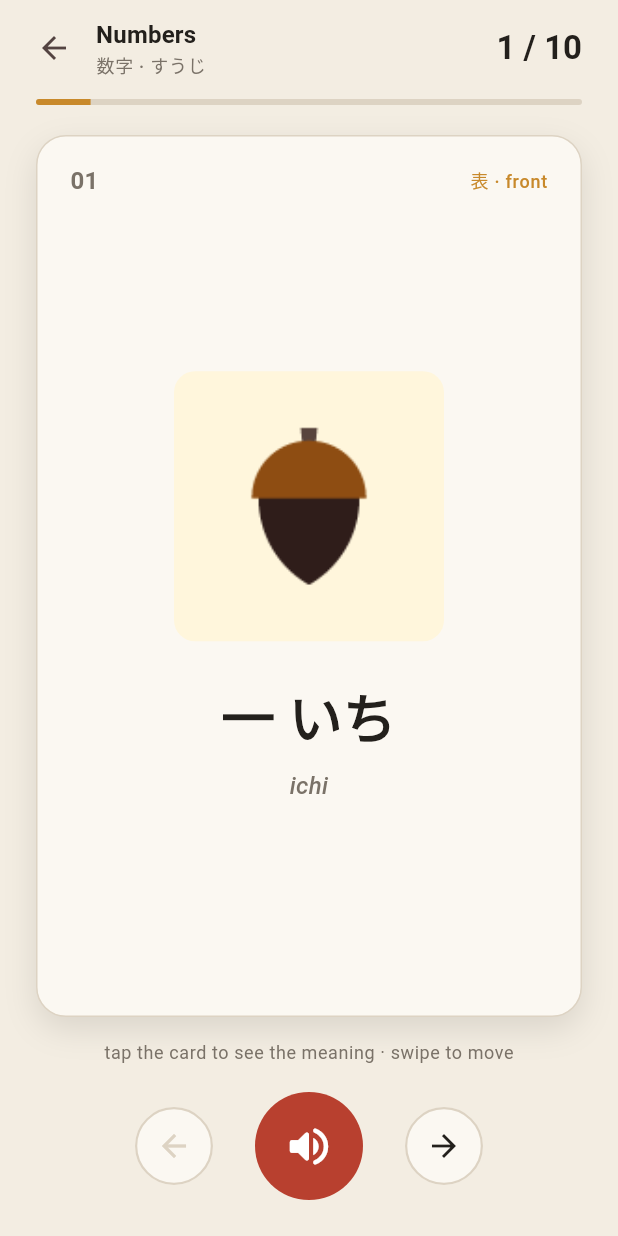
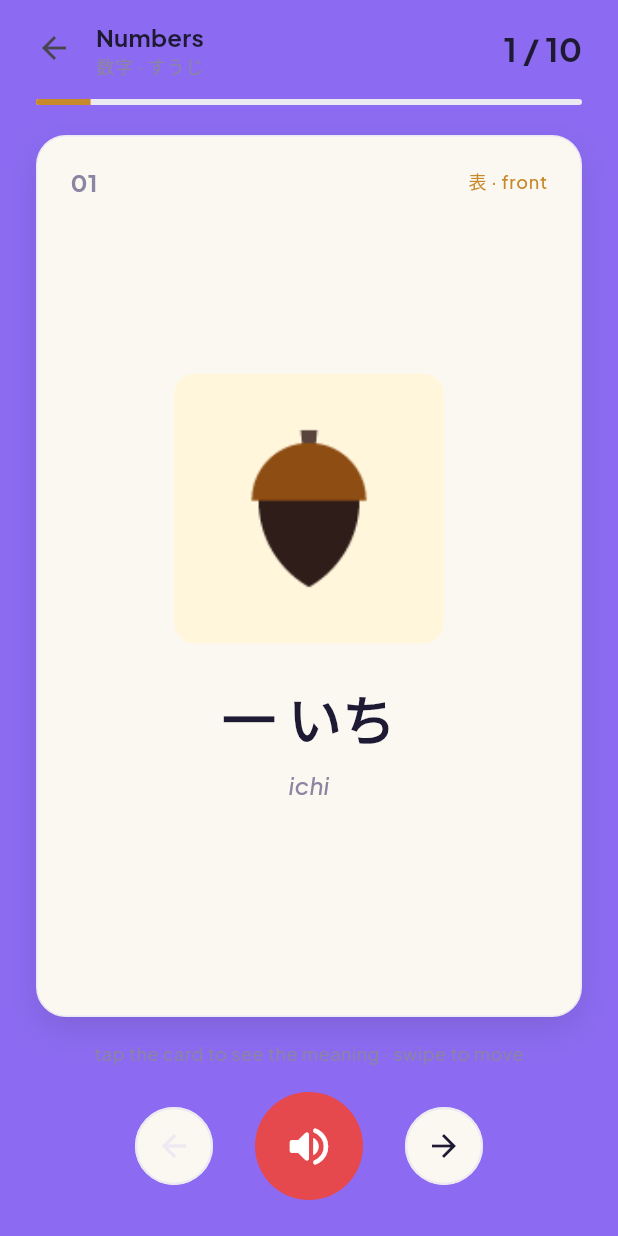
Before and after one commit to sirine2907/language_learning_app, a Flutter app: the screen it shows after launch, after a tap on an icon or button, on a phone screen of 412 x 824 dp. Run offline on Flutter 3.47's test engine with Material 3 defaults, Android fonts, the light colour scheme and no system bars; our stand-ins replace audioplayers, equatable, flutter_bloc, google_fonts, shared_preferences; Roboto replaces fonts that are missing (Shippori Mincho).

Commit message:
new purple theme and shared widgets for the lessons

```diff
--- a/lib/core/theme/app_colors.dart
+++ b/lib/core/theme/app_colors.dart
@@ -1,13 +1,30 @@
 import 'package:flutter/material.dart';
 
 class AppColors {
+  // purple background, goes from top to bottom
+  static const purpleTop = Color(0xFF8C6BF2);
+  static const purpleBottom = Color(0xFFB7A1F8);
+  static const purple = Color(0xFF7B5AF0);
+  static const purpleSoft = Color(0xFFEFEAFE);
+
+  static const white = Colors.white;
+  static const glass = Color(0x33FFFFFF);
+  static const glassLight = Color(0x1FFFFFFF);
+  static const whiteText = Color(0xDEFFFFFF);
+  static const whiteMuted = Color(0xB3FFFFFF);
+
+  static const ink = Color(0xFF1F1A33);
+  static const muted = Color(0xFF8A85A0);
+  static const line = Color(0xFFECE9F3);
+
+  static const green = Color(0xFF22A06B);
+  static const greenSoft = Color(0xFFE3F7EC);
+  static const red = Color(0xFFE5484D);
+  static const redSoft = Color(0xFFFDE8E8);
+
+  // old colors, still used by the deck page
   static const paper = Color(0xFFF3EDE2);
   static const card = Color(0xFFFBF8F2);
-  static const ink = Color(0xFF23201C);
-  static const muted = Color(0xFF7A7268);
-  static const line = Color(0xFFDDD3C3);
-  static const red = Color(0xFFB8402F);
   static const shadow = Color(0x1F23201C);
-  // the cream color behind the pictures, kept from the first version
   static const pictureBackground = Color(0xFFFFF6DC);
 }
--- a/lib/core/theme/app_theme.dart
+++ b/lib/core/theme/app_theme.dart
@@ -8,42 +8,32 @@ class AppTheme {
     final base = ThemeData(
       useMaterial3: true,
       colorScheme: ColorScheme.fromSeed(
-        seedColor: AppColors.red,
-        primary: AppColors.red,
-        surface: AppColors.card,
+        seedColor: AppColors.purple,
+        primary: AppColors.purple,
       ),
-      scaffoldBackgroundColor: AppColors.paper,
+      scaffoldBackgroundColor: AppColors.purpleTop,
     );
 
-    // Zen Kaku Gothic for normal text, Shippori Mincho for the big titles.
-    // Both have japanese letters so kana looks right everywhere.
-    final body = GoogleFonts.zenKakuGothicNewTextTheme(base.textTheme).apply(
+    // Plus Jakarta Sans for normal text.
+    // The display styles use Noto Sans JP because they show kanji and kana.
+    final text = GoogleFonts.plusJakartaSansTextTheme(base.textTheme).apply(
       bodyColor: AppColors.ink,
       displayColor: AppColors.ink,
     );
 
+    TextStyle japanese(TextStyle? style) {
+      return GoogleFonts.notoSansJp(
+        textStyle: style,
+        fontWeight: FontWeight.w700,
+      );
+    }
+
     return base.copyWith(
-      textTheme: body.copyWith(
-        displayLarge: GoogleFonts.shipporiMincho(
-          textStyle: body.displayLarge,
-          fontWeight: FontWeight.w700,
-        ),
-        displayMedium: GoogleFonts.shipporiMincho(
-          textStyle: body.displayMedium,
-          fontWeight: FontWeight.w700,
-        ),
-        displaySmall: GoogleFonts.shipporiMincho(
-          textStyle: body.displaySmall,
-          fontWeight: FontWeight.w700,
-        ),
-        headlineMedium: GoogleFonts.shipporiMincho(
-          textStyle: body.headlineMedium,
-          fontWeight: FontWeight.w700,
-        ),
-        headlineSmall: GoogleFonts.shipporiMincho(
-          textStyle: body.headlineSmall,
-          fontWeight: FontWeight.w700,
-        ),
+      textTheme: text.copyWith(
+        displayLarge: japanese(text.displayLarge),
+        displayMedium: japanese(text.displayMedium),
+        displaySmall: japanese(text.displaySmall),
+        headlineSmall: japanese(text.headlineSmall),
       ),
     );
   }
```
Also changed, not shown: lib/core/widgets/big_button.dart (added, +52 -0 lines), lib/core/widgets/glass_icon_button.dart (added, +43 -0 lines), lib/core/widgets/lesson_top_bar.dart (added, +61 -0 lines), lib/core/widgets/purple_background.dart (added, +25 -0 lines), lib/core/widgets/sound_pill.dart (added, +72 -0 lines).
